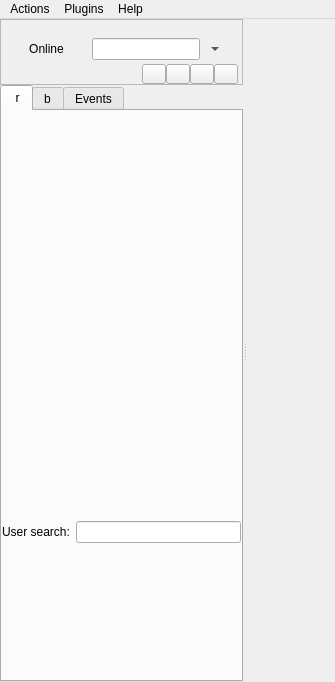
xmpp-graveyard/jabbim, file widgets/mainWindow.ui: the form before one commit.
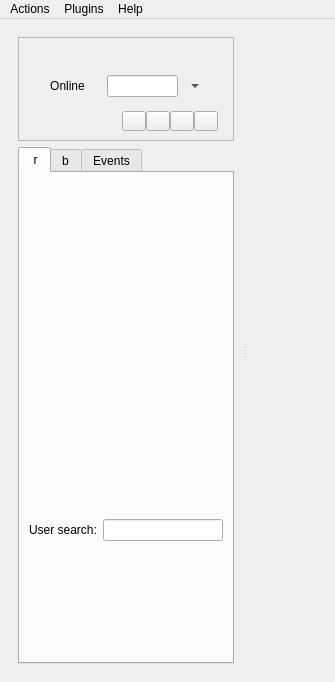
The form after the commit. The open tabs and pages were chosen to show the change. Icons and pictures are not drawn.

Patch:
```diff
--- a/widgets/mainWindow.ui
+++ b/widgets/mainWindow.ui
@@ -17,23 +17,11 @@
   </property>
   <widget class="QWidget" name="centralwidget" >
    <layout class="QGridLayout" >
-    <property name="leftMargin" >
-     <number>0</number>
+    <property name="margin" >
+     <number>9</number>
     </property>
-    <property name="topMargin" >
-     <number>0</number>
-    </property>
-    <property name="rightMargin" >
-     <number>0</number>
-    </property>
-    <property name="bottomMargin" >
-     <number>0</number>
-    </property>
-    <property name="horizontalSpacing" >
-     <number>0</number>
-    </property>
-    <property name="verticalSpacing" >
-     <number>0</number>
+    <property name="spacing" >
+     <number>6</number>
     </property>
     <item row="0" column="0" >
      <widget class="QSplitter" name="splitter" >
@@ -427,23 +415,11 @@
        </widget>
        <widget class="QWidget" name="roster" >
         <layout class="QGridLayout" >
-         <property name="leftMargin" >
-          <number>0</number>
+         <property name="margin" >
+          <number>9</number>
          </property>
-         <property name="topMargin" >
-          <number>0</number>
-         </property>
-         <property name="rightMargin" >
-          <number>0</number>
-         </property>
-         <property name="bottomMargin" >
-          <number>0</number>
-         </property>
-         <property name="horizontalSpacing" >
-          <number>0</number>
-         </property>
-         <property name="verticalSpacing" >
-          <number>0</number>
+         <property name="spacing" >
+          <number>6</number>
          </property>
          <item row="0" column="0" >
           <widget class="QFrame" name="frame" >
@@ -454,23 +430,11 @@
             <enum>QFrame::Plain</enum>
            </property>
            <layout class="QGridLayout" >
-            <property name="leftMargin" >
-             <number>0</number>
+            <property name="margin" >
+             <number>9</number>
             </property>
-            <property name="topMargin" >
-             <number>0</number>
-            </property>
-            <property name="rightMargin" >
-             <number>0</number>
-            </property>
-            <property name="bottomMargin" >
-             <number>0</number>
-            </property>
-            <property name="horizontalSpacing" >
-             <number>4</number>
-            </property>
-            <property name="verticalSpacing" >
-             <number>4</number>
+            <property name="spacing" >
+             <number>6</number>
             </property>
             <item rowspan="3" row="0" column="0" >
              <widget class="QWidget" native="1" name="selfAvatarWidget" >
@@ -485,25 +449,18 @@
             <item row="1" column="1" >
              <widget class="QWidget" native="1" name="statusWidget2" >
               <layout class="QHBoxLayout" >
+               <property name="margin" >
+                <number>9</number>
+               </property>
                <property name="spacing" >
                 <number>0</number>
                </property>
-               <property name="leftMargin" >
-                <number>0</number>
-               </property>
-               <property name="topMargin" >
-                <number>0</number>
-               </property>
-               <property name="rightMargin" >
-                <number>0</number>
-               </property>
-               <property name="bottomMargin" >
-                <number>0</number>
-               </property>
                <item>
                 <widget class="QToolButton" name="statusMessage" >
                  <property name="sizePolicy" >
-                  <sizepolicy vsizetype="Fixed" hsizetype="Expanding" >
+                  <sizepolicy>
+                   <hsizetype>0</hsizetype>
+                   <vsizetype>0</vsizetype>
                    <horstretch>0</horstretch>
                    <verstretch>0</verstretch>
                   </sizepolicy>
@@ -732,23 +689,11 @@
              <string>Roster</string>
             </attribute>
             <layout class="QGridLayout" >
-             <property name="leftMargin" >
-              <number>0</number>
+             <property name="margin" >
+              <number>9</number>
              </property>
-             <property name="topMargin" >
-              <number>0</number>
-             </property>
-             <property name="rightMargin" >
-              <number>0</number>
-             </property>
-             <property name="bottomMargin" >
-              <number>0</number>
-             </property>
-             <property name="horizontalSpacing" >
-              <number>0</number>
-             </property>
-             <property name="verticalSpacing" >
-              <number>0</number>
+             <property name="spacing" >
+              <number>6</number>
              </property>
              <item row="3" column="0" >
               <layout class="QHBoxLayout" >
```
Left out of the diff: 217 changed lines with no effect on the pictures.
